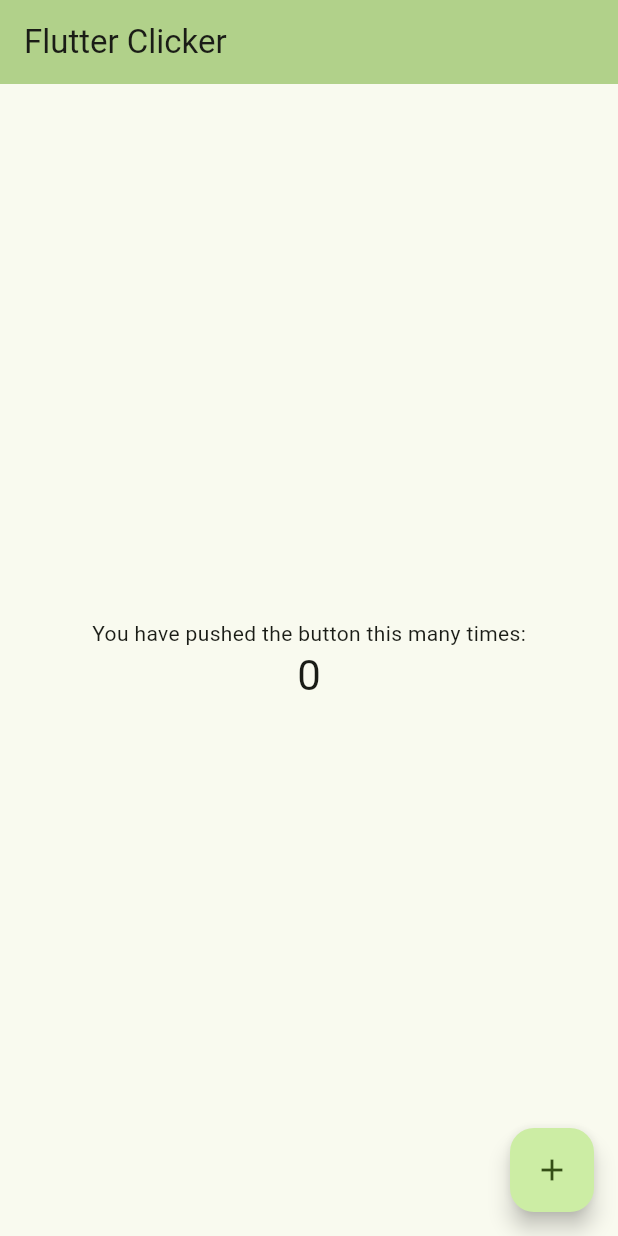
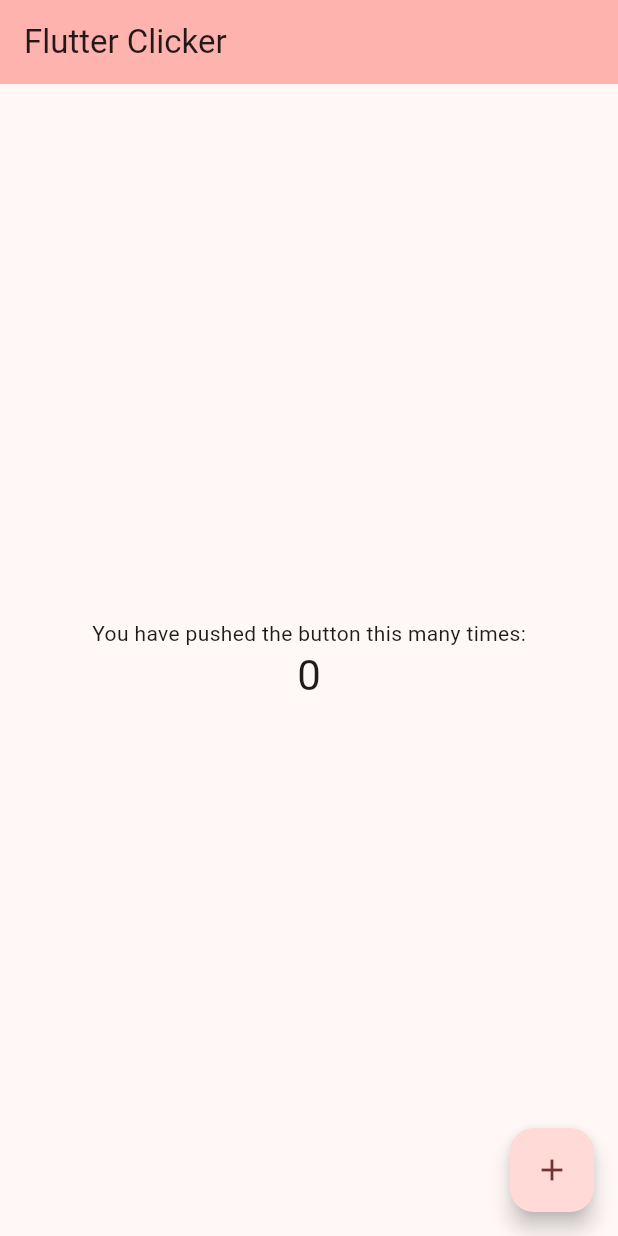
Before and after one commit to qussaif10/flutter-frontend, a Flutter app: the screen it shows after launch, on a phone screen of 412 x 824 dp. Run offline on Flutter 3.47's test engine with Material 3 defaults, Android fonts, the phone set to English and light mode, and no system bars.

Commit message:
removed un-needed comments

```diff
--- a/lib/main.dart
+++ b/lib/main.dart
@@ -7,47 +7,24 @@ void main() {
 class MyApp extends StatelessWidget {
   const MyApp({super.key});
 
-  // This widget is the root of your application.
   @override
   Widget build(BuildContext context) {
     return MaterialApp(
       title: 'Flutter Demo',
       debugShowCheckedModeBanner: false,
       theme: ThemeData(
-        // This is the theme of your application.
-        //
-        // TRY THIS: Try running your application with "flutter run". You'll see
-        // the application has a purple toolbar. Then, without quitting the app,
-        // try changing the seedColor in the colorScheme below to Colors.green
-        // and then invoke "hot reload" (save your changes or press the "hot
-        // reload" button in a Flutter-supported IDE, or press "r" if you used
-        // the command line to start the app).
-        //
-        // Notice that the counter didn't reset back to zero; the application
-        // state is not lost during the reload. To reset the state, use hot
-        // restart instead.
-        //
-        // This works for code too, not just values: Most code changes can be
-        // tested with just a hot reload.
-        colorScheme: ColorScheme.fromSeed(seedColor: Colors.lightGreen),
-        useMaterial3: true,
+        colorScheme: ColorScheme.fromSeed(
+          seedColor: Colors.redAccent
+        ),
+        useMaterial3: true
       ),
-      home: const MyHomePage(title: 'Flutter Clicker'),
+      home: const MyHomePage(title: 'Flutter Clicker')
     );
   }
 }
 
 class MyHomePage extends StatefulWidget {
   const MyHomePage({super.key, required this.title});
-
-  // This widget is the home page of your application. It is stateful, meaning
-  // that it has a State object (defined below) that contains fields that affect
-  // how it looks.
-
-  // This class is the configuration for the state. It holds the values (in this
-  // case the title) provided by the parent (in this case the App widget) and
-  // used by the build method of the State. Fields in a Widget subclass are
-  // always marked "final".
 
   final String title;
 
@@ -60,50 +37,19 @@ class _MyHomePageState extends State<MyHomePage> {
 
   void _incrementCounter() {
     setState(() {
-      // This call to setState tells the Flutter framework that something has
-      // changed in this State, which causes it to rerun the build method below
-      // so that the display can reflect the updated values. If we changed
-      // _counter without calling setState(), then the build method would not be
-      // called again, and so nothing would appear to happen.
       _counter++;
     });
   }
 
   @override
   Widget build(BuildContext context) {
-    // This method is rerun every time setState is called, for instance as done
-    // by the _incrementCounter method above.
-    //
-    // The Flutter framework has been optimized to make rerunning build methods
-    // fast, so that you can just rebuild anything that needs updating rather
-    // than having to individually change instances of widgets.
     return Scaffold(
       appBar: AppBar(
-        // TRY THIS: Try changing the color here to a specific color (to
-        // Colors.amber, perhaps?) and trigger a hot reload to see the AppBar
-        // change color while the other colors stay the same.
         backgroundColor: Theme.of(context).colorScheme.inversePrimary,
-        // Here we take the value from the MyHomePage object that was created by
-        // the App.build method, and use it to set our appbar title.
         title: Text(widget.title),
       ),
       body: Center(
-        // Center is a layout widget. It takes a single child and positions it
-        // in the middle of the parent.
         child: Column(
-          // Column is also a layout widget. It takes a list of children and
-          // arranges them vertically. By default, it sizes itself to fit its
-          // children horizontally, and tries to be as tall as its parent.
-          //
-          // Column has various properties to control how it sizes itself and
-          // how it positions its children. Here we use mainAxisAlignment to
-          // center the children vertically; the main axis here is the vertical
-          // axis because Columns are vertical (the cross axis would be
-          // horizontal).
-          //
-          // TRY THIS: Invoke "debug painting" (choose the "Toggle Debug Paint"
-          // action in the IDE, or press "p" in the console), to see the
-          // wireframe for each widget.
           mainAxisAlignment: MainAxisAlignment.center,
           children: <Widget>[
             const Text(
@@ -120,7 +66,7 @@ class _MyHomePageState extends State<MyHomePage> {
         onPressed: _incrementCounter,
         tooltip: 'Increment',
         child: const Icon(Icons.add),
-      ), // This trailing comma makes auto-formatting nicer for build methods.
+      ),
     );
   }
 }
```
